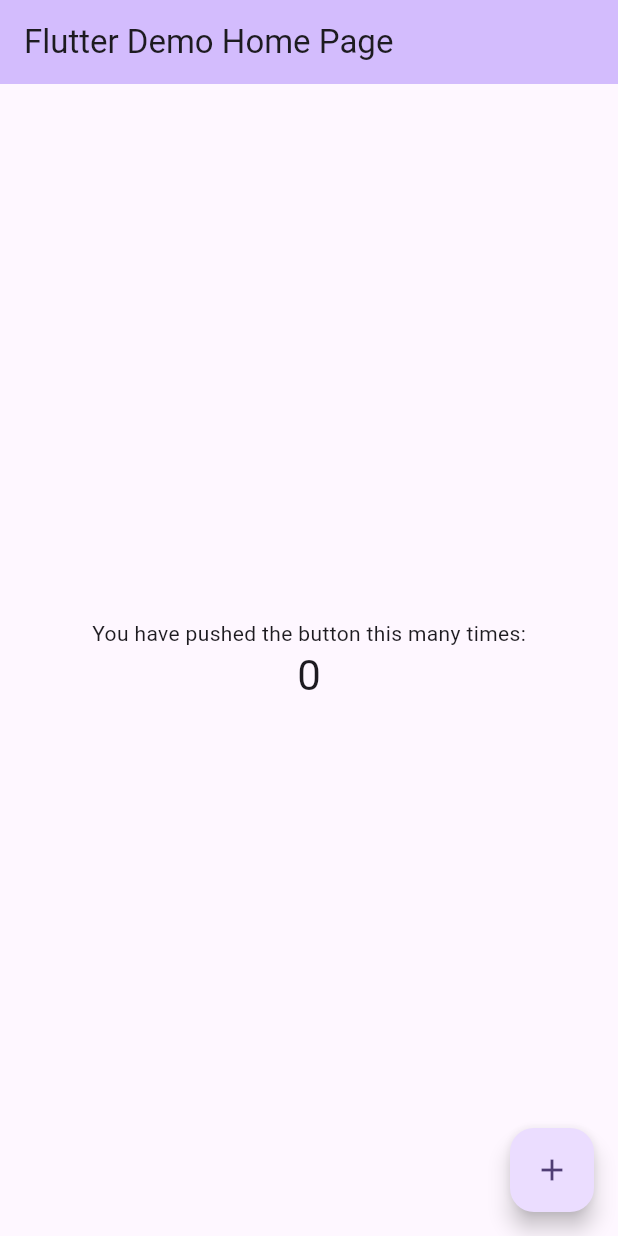
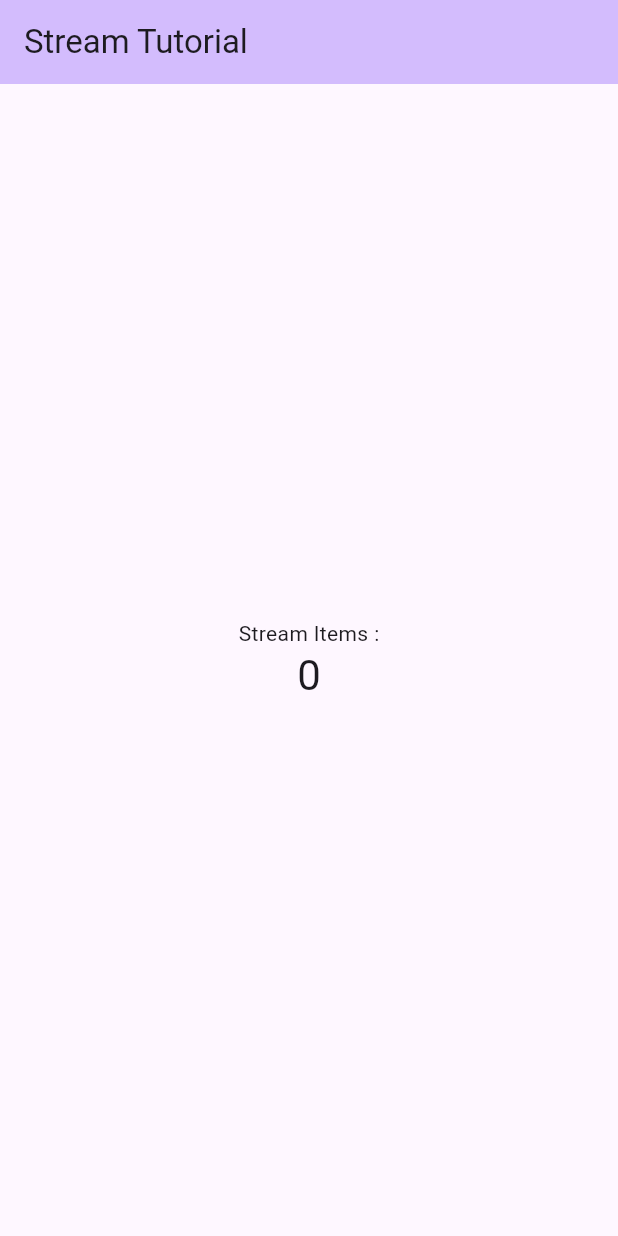
Before and after one commit to shiran02/flutter-Stream_Builder, a Flutter app: the screen it shows after launch, on a phone screen of 412 x 824 dp. Run offline on Flutter 3.47's test engine with Material 2 defaults, Android fonts, the phone set to English and light mode, and no system bars.

Commit message:
first commit

```diff
--- a/lib/main.dart
+++ b/lib/main.dart
@@ -1,3 +1,5 @@
+import 'dart:async';
+
 import 'package:flutter/material.dart';
 
 void main() {
@@ -11,64 +13,57 @@ class MyApp extends StatelessWidget {
     return MaterialApp(
       title: 'Flutter Demo',
       theme: ThemeData(
-
         colorScheme: ColorScheme.fromSeed(seedColor: Colors.deepPurple),
         useMaterial3: true,
       ),
-      home: const MyHomePage(title: 'Flutter Demo Home Page'),
+      home: const MyHomePage(),
     );
   }
 }
 
 class MyHomePage extends StatefulWidget {
-  const MyHomePage({super.key, required this.title});
-
-
-  final String title;
+  const MyHomePage({
+    super.key,
+  });
 
   @override
   State<MyHomePage> createState() => _MyHomePageState();
 }
 
 class _MyHomePageState extends State<MyHomePage> {
-  int _counter = 0;
 
-  void _incrementCounter() {
-    setState(() {
-      _counter++;
-    });
+  // create streamcontroller................................
+  StreamController _controller = StreamController();
+
+
+  addStreamData() async{
+    for (int i = 0; i < 10; i++) {
+      await Future.delayed(Duration(seconds: 2));
+      _controller.add(i);
+    }
   }
 
   @override
   Widget build(BuildContext context) {
-
     return Scaffold(
       appBar: AppBar(
-
         backgroundColor: Theme.of(context).colorScheme.inversePrimary,
-
-        title: Text(widget.title),
+        title: Text('Stream Tutorial'),
       ),
       body: Center(
         child: Column(
-
           mainAxisAlignment: MainAxisAlignment.center,
           children: <Widget>[
             const Text(
-              'You have pushed the button this many times:',
+              'Stream Items :',
             ),
             Text(
-              '$_counter',
+              '0',
               style: Theme.of(context).textTheme.headlineMedium,
             ),
           ],
         ),
       ),
-      floatingActionButton: FloatingActionButton(
-        onPressed: _incrementCounter,
-        tooltip: 'Increment',
-        child: const Icon(Icons.add),
-      ),
     );
   }
 }
```
